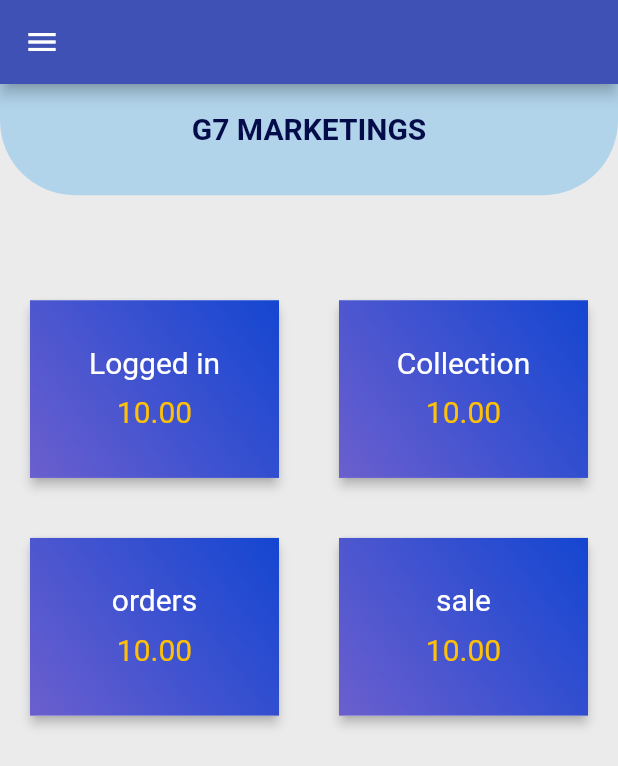
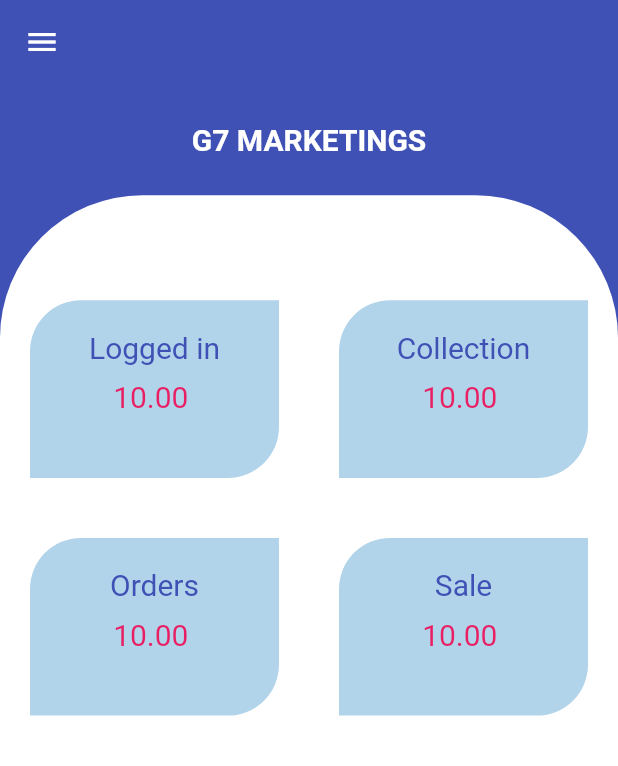
Before and after one commit to vegaKannur12/orderapp, a Flutter app: the Dashboard screen opened directly, on a phone screen of 412 x 824 dp. Shown: the top 766 px of the screen. Run offline on Flutter 3.47's test engine with Material 2 defaults, Android fonts, the phone set to English and light mode, and no system bars; our stand-ins replace shared_preferences, sqflite; accounts and stored records are empty; Roboto replaces fonts that are missing (Raleway).

Commit message:
dashboard

```diff
--- a/lib/screen/dashboard.dart
+++ b/lib/screen/dashboard.dart
@@ -16,7 +16,7 @@ class Dashboard extends StatefulWidget {
 }
 
 class _DashboardState extends State<Dashboard> {
-  List companyAttributes = ["Logged in", "Collection", "orders", "sale"];
+  List companyAttributes = ["Logged in", "Collection", "Orders", "Sale"];
   int _selectedIndex = 0;
 
   _onSelectItem(int index) {
@@ -79,7 +79,11 @@ class _DashboardState extends State<Dashboard> {
     return WillPopScope(
       onWillPop: () => _onBackPressed(context),
       child: Scaffold(
-        appBar: AppBar(backgroundColor: Colors.indigo),
+        backgroundColor: Colors.indigo,
+        appBar: AppBar(
+          backgroundColor: Colors.indigo,
+          elevation: 0,
+        ),
         drawer: Drawer(
           child: Column(
             children: [
@@ -137,15 +141,15 @@ class _DashboardState extends State<Dashboard> {
               return Container(
                 decoration: BoxDecoration(
                   borderRadius: BorderRadius.only(
-                    bottomLeft: Radius.circular(50),
-                    bottomRight: Radius.circular(50),
+                      // bottomLeft: Radius.circular(50),
+                      // bottomRight: Radius.circular(50),
                       ),
-                  color: P_Settings.roundedButtonColor
+                  // color: P_Settings.roundedButtonColor
                 ),
                 alignment: Alignment.center,
                 height: size.height * 0.09,
                 child: Padding(
-                  padding: const EdgeInsets.all(8.0),
+                  padding: const EdgeInsets.all(5.0),
                   child: Column(
                     mainAxisAlignment: MainAxisAlignment.center,
                     children: [
@@ -153,10 +157,10 @@ class _DashboardState extends State<Dashboard> {
                           style: TextStyle(
                               fontSize: 20,
                               fontWeight: FontWeight.bold,
-                              color: P_Settings.headingColor)),
-                      SizedBox(
-                        height: 15,
-                      ),
+                              color: Colors.white)),
+                      // SizedBox(
+                      //   height: 15,
+                      // ),
                       // Text("${value.sname}",
                       //     style: TextStyle(
                       //         fontSize: 15,
@@ -168,6 +172,15 @@ class _DashboardState extends State<Dashboard> {
               );
             }),
             Expanded(
+              child: Container(
+                decoration: BoxDecoration(
+                    borderRadius: BorderRadius.only(
+                      topLeft: Radius.circular(95),
+                      topRight: Radius.circular(95),
+                    ),
+                    color: Colors.white),
+                // color: P_Settings.wavecolor,
+                // height: size.height*0.6,
                 child: Padding(
                   padding: const EdgeInsets.only(top: 50),
                   child: GridView.builder(
@@ -178,53 +191,56 @@ class _DashboardState extends State<Dashboard> {
                     ),
                     itemBuilder: ((context, index) {
                       return Padding(
-                      padding: const EdgeInsets.all(16.0),
-                      child: Ink(
-                        decoration: BoxDecoration(),
+                        padding: const EdgeInsets.all(15.0),
                         child: Card(
-                          // color: Colors.transparent,
-                          elevation: 3,
+                          elevation: 0,
                           child: Container(
                             alignment: Alignment.center,
-                            decoration: const BoxDecoration(
-                              gradient: LinearGradient(
-                                colors: [
-                                  Color.fromARGB(255, 107, 95, 206),
-                                  Color.fromARGB(255, 20, 70, 209)
-                                ],
-                                begin: Alignment.bottomLeft,
-                                end: Alignment.topRight,
+                            decoration: BoxDecoration(
+                              color: P_Settings.roundedButtonColor,
+                              borderRadius: BorderRadius.only(
+                                topLeft: Radius.circular(35),
+                                bottomRight: Radius.circular(35),
                               ),
-                              // borderRadius: BorderRadius.all(Radius.circular(40)),
+                              border: Border.all(width: 1, color: Colors.white),
                             ),
+                            // decoration: BoxDecoration(
+                            //   gradient: LinearGradient(
+                            //     colors: [
+                            //       Color.fromARGB(255, 70, 67, 231),
+                            //       Color.fromARGB(255, 250, 249, 249)
+                            //     ],
+                            //   ),
+                            //   borderRadius: BorderRadius.circular(40),
+                            // ),
                             // color: Color.fromARGB(255, 235, 118, 200),
                             height: 40,
                             width: 100,
                             child: Column(
                               children: [
                                 SizedBox(
-                                  height: 30,
+                                  height: 20,
                                 ),
                                 Text(
                                   companyAttributes[index],
                                   style: TextStyle(
-                                      fontSize: 20, color: Colors.white),
+                                      fontSize: 20, color: Colors.indigo),
                                 ),
                                 SizedBox(
                                   height: 10,
                                 ),
                                 Text(
-                                  "10.00",
+                                  '10.00 ',
                                   style: TextStyle(
-                                      fontSize: 20, color: Colors.amber),
+                                      fontSize: 20, color: Colors.pink),
                                 ),
                               ],
                             ),
                           ),
                         ),
-                      ),
                       );
                     }),
+                  ),
                 ),
               ),
             ),
@@ -234,7 +250,6 @@ class _DashboardState extends State<Dashboard> {
     );
   }
 }
-
 
 Future<bool> _onBackPressed(BuildContext context) async {
   return await showDialog(
--- a/lib/screen/staffLoginScreen.dart
+++ b/lib/screen/staffLoginScreen.dart
@@ -44,19 +44,19 @@ class StaffLogin extends StatelessWidget {
             //     onPressed: () {
             //       controller.add(true);
             //     },
-            // //     icon: Icon(Icons.refresh)),
-            // IconButton(
-            //   onPressed: () async {
-            //     List<Map<String, dynamic>> list =
-            //         await OrderAppDB.instance.getListOfTables();
-            //     Navigator.push(
-            //       context,
-            //       MaterialPageRoute(
-            //           builder: (context) => TableList(list: list)),
-            //     );
-            //   },
-            //   icon: Icon(Icons.table_bar),
-            // ),
+            //     icon: Icon(Icons.refresh)),
+            IconButton(
+              onPressed: () async {
+                List<Map<String, dynamic>> list =
+                    await OrderAppDB.instance.getListOfTables();
+                Navigator.push(
+                  context,
+                  MaterialPageRoute(
+                      builder: (context) => TableList(list: list)),
+                );
+              },
+              icon: Icon(Icons.table_bar),
+            ),
             // IconButton(
             //   onPressed: () async {
             //     await OrderAppDB.instance.deleteStaffdetails();
```
Lines whose indentation alone changed are shown as unchanged.
